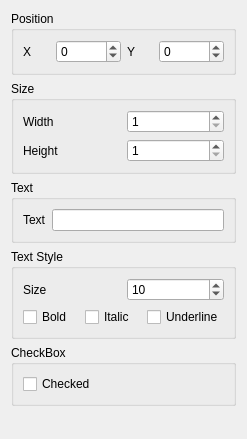
igormironchik/prototyper, file src/Core/form_checkbox_properties.ui: the form before one commit.
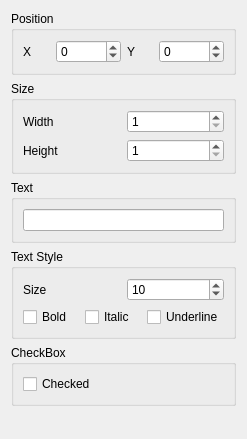
The form after the commit.

Commit message: Remove redundant labels.

The edit to the form file:
```diff
--- a/src/Core/form_checkbox_properties.ui
+++ b/src/Core/form_checkbox_properties.ui
@@ -110,13 +110,6 @@
       <string>Text</string>
      </property>
      <layout class="QHBoxLayout" name="horizontalLayout_5">
-      <item>
-       <widget class="QLabel" name="label">
-        <property name="text">
-         <string>Text</string>
-        </property>
-       </widget>
-      </item>
       <item>
        <widget class="QLineEdit" name="m_text"/>
       </item>
```
The commit also changes 5 other files.
